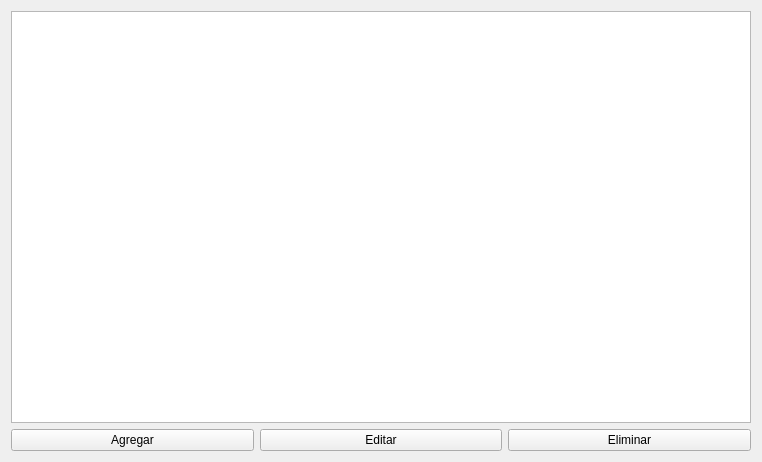
PaulaCanales/Proyecto_Ventas, file Proyecto/Modulo_Cliente/Clientes.ui: the form before one commit.
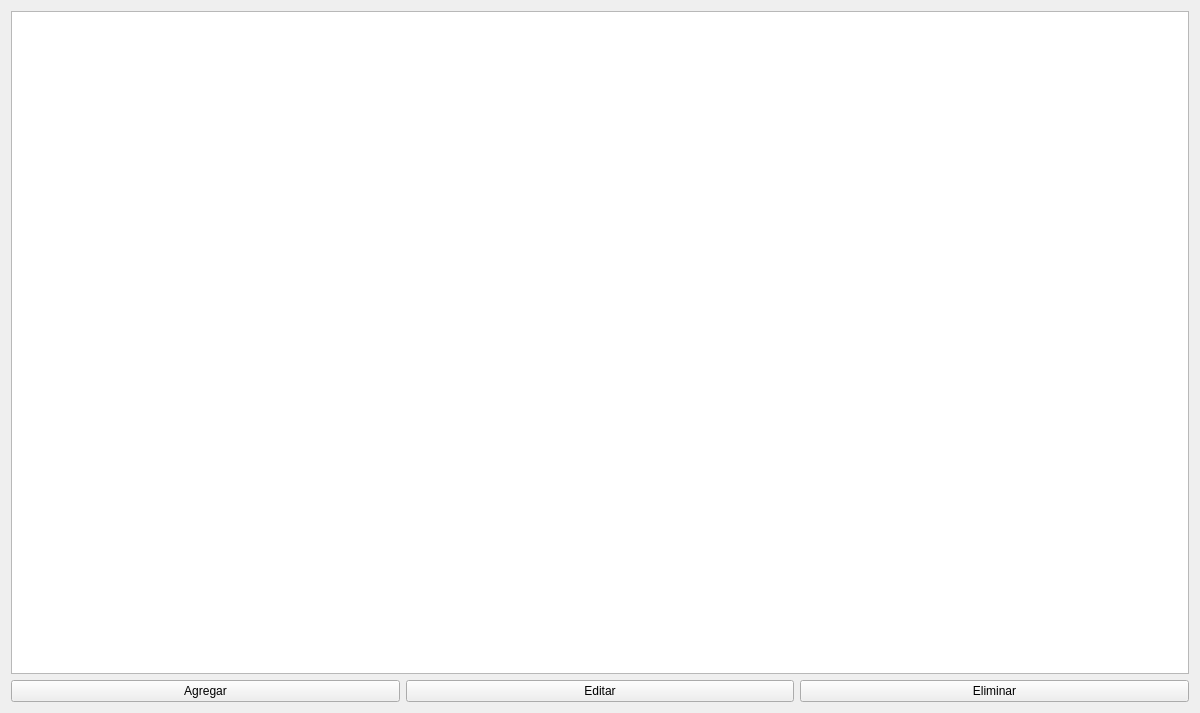
The form after the commit.

Commit message: Mejora interfaz

The edit to the form file:
```diff
--- a/Proyecto/Modulo_Cliente/Clientes.ui
+++ b/Proyecto/Modulo_Cliente/Clientes.ui
@@ -6,8 +6,8 @@
    <rect>
     <x>0</x>
     <y>0</y>
-    <width>762</width>
-    <height>462</height>
+    <width>1200</width>
+    <height>713</height>
    </rect>
   </property>
   <property name="windowTitle">
```
The commit also changes 7 other files.
